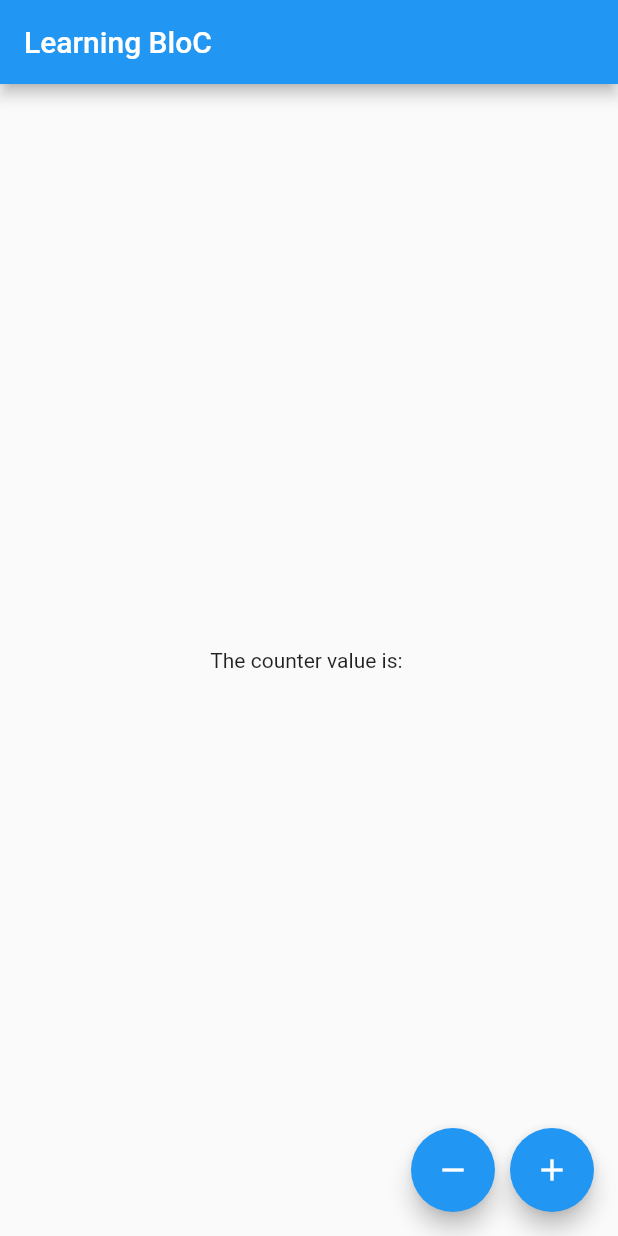
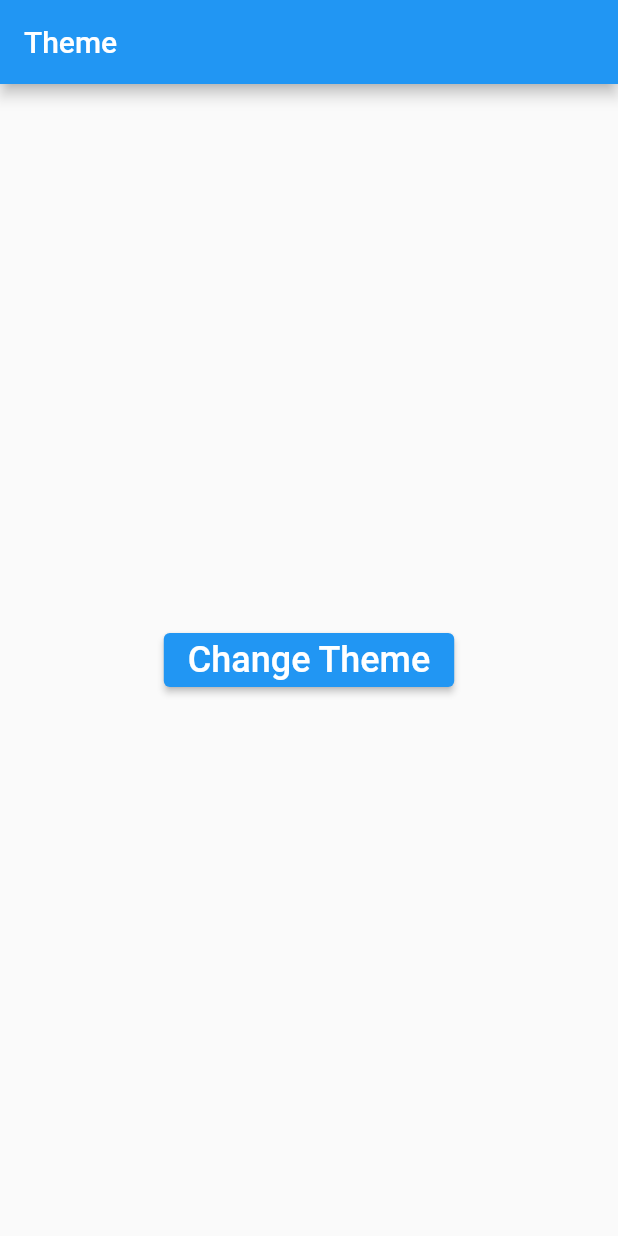
Before and after one commit to Chethan-170/flutter_bloc_example, a Flutter app: the screen it shows after launch, on a phone screen of 412 x 824 dp. Run offline on Flutter 3.47's test engine with Material 2 defaults, Android fonts, the phone set to English and light mode, and no system bars; our stand-ins replace bloc, equatable, flutter_bloc.

Commit message:
event payload

```diff
--- a/lib/app.dart
+++ b/lib/app.dart
@@ -1,36 +1,41 @@
+import 'dart:math';
+
+import 'package:bloc_tutorial/blocs/theme/theme_bloc.dart';
 import 'package:flutter/material.dart';
+import 'package:flutter_bloc/flutter_bloc.dart';
 
 class App extends StatelessWidget {
   const App({super.key});
 
   @override
   Widget build(BuildContext context) {
-    return MaterialApp(
-      debugShowCheckedModeBanner: false,
-      home: Scaffold(
-        appBar: AppBar(
-          title: Text("Learning BloC"),
-        ),
-        body: const Column(
-            mainAxisAlignment: MainAxisAlignment.center,
-            children: <Widget>[Center(child: Text('The counter value is: '))]),
-        floatingActionButton: Row(
-          mainAxisAlignment: MainAxisAlignment.end,
-          children: [
-            FloatingActionButton(
-              onPressed: () => {},
-              child: const Icon(Icons.remove),
-            ),
-            const SizedBox(
-              width: 10,
-            ),
-            FloatingActionButton(
-              onPressed: () => {},
-              child: const Icon(Icons.add),
-            )
-          ],
-        ),
-      ),
+    return BlocBuilder<ThemeBloc, ThemeState>(
+      builder: (context, state) {
+        return MaterialApp(
+          title: 'Event Payload',
+          debugShowCheckedModeBanner: false,
+          theme: state.appTheme == AppTheme.light
+              ? ThemeData.light()
+              : ThemeData.dark(),
+          home: Scaffold(
+              appBar: AppBar(
+                title: Text("Theme"),
+              ),
+              body: Center(
+                child: ElevatedButton(
+                    onPressed: () {
+                      int randInt = Random().nextInt(10);
+                      context
+                          .read<ThemeBloc>()
+                          .add(ChangeThemeEvent(randInt: randInt));
+                    },
+                    child: Text(
+                      'Change Theme',
+                      style: TextStyle(fontSize: 24),
+                    )),
+              )),
+        );
+      },
     );
   }
 }
--- /dev/null
+++ b/lib/blocs/theme/theme_bloc.dart
@@ -0,0 +1,18 @@
+import 'package:bloc/bloc.dart';
+import 'package:equatable/equatable.dart';
+
+part 'theme_event.dart';
+part 'theme_state.dart';
+
+class ThemeBloc extends Bloc<ThemeEvent, ThemeState> {
+  ThemeBloc() : super(ThemeState.initial()) {
+    on<ChangeThemeEvent>((event, emit) {
+      print('hello - ${event.randInt}');
+      if (event.randInt % 2 == 0) {
+        emit(state.copyWith(theme: AppTheme.light));
+      } else {
+        emit(state.copyWith(theme: AppTheme.dark));
+      }
+    });
+  }
+}
--- /dev/null
+++ b/lib/blocs/theme/theme_event.dart
@@ -0,0 +1,17 @@
+part of 'theme_bloc.dart';
+
+abstract class ThemeEvent extends Equatable {
+  const ThemeEvent();
+
+  @override
+  List<Object> get props => [];
+}
+
+class ChangeThemeEvent extends ThemeEvent {
+  final int randInt;
+
+  ChangeThemeEvent({required this.randInt});
+
+  // @override
+  // List<Object> get props => [randInt];
+}
--- /dev/null
+++ b/lib/blocs/theme/theme_state.dart
@@ -0,0 +1,20 @@
+part of 'theme_bloc.dart';
+
+enum AppTheme { light, dark }
+
+class ThemeState extends Equatable {
+  final AppTheme appTheme;
+
+  ThemeState({this.appTheme = AppTheme.light});
+
+  factory ThemeState.initial() {
+    return ThemeState(appTheme: AppTheme.light);
+  }
+
+  ThemeState copyWith({AppTheme? theme}) {
+    return ThemeState(appTheme: theme ?? this.appTheme);
+  }
+
+  @override
+  List<Object> get props => [appTheme];
+}
--- a/lib/main.dart
+++ b/lib/main.dart
@@ -1,6 +1,11 @@
 import 'package:bloc_tutorial/app.dart';
+import 'package:bloc_tutorial/blocs/theme/theme_bloc.dart';
 import 'package:flutter/material.dart';
+import 'package:flutter_bloc/flutter_bloc.dart';
 
 void main() {
-  runApp(const App());
+  runApp(BlocProvider<ThemeBloc>(
+    create: (context) => ThemeBloc(),
+    child: App(),
+  ));
 }
```
